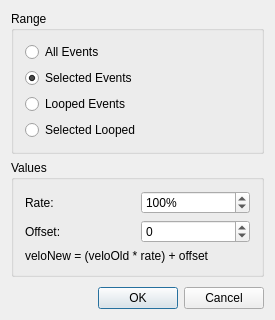
First picture: the form in muse3/muse/widgets/function_dialogs/velocitybase.ui, repository emrum/muse, before the edit.
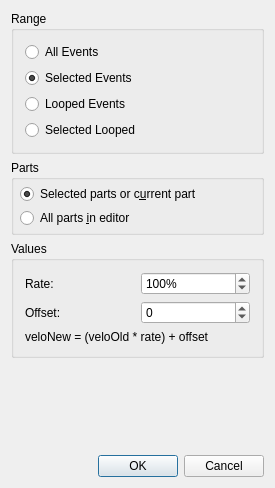
Second picture: the form after the edit.

Patch:
```diff
--- a/muse3/muse/widgets/function_dialogs/velocitybase.ui
+++ b/muse3/muse/widgets/function_dialogs/velocitybase.ui
@@ -7,7 +7,7 @@
     <x>0</x>
     <y>0</y>
     <width>275</width>
-    <height>320</height>
+    <height>488</height>
    </rect>
   </property>
   <property name="windowTitle">
@@ -66,6 +66,53 @@
      </layout>
     </widget>
    </item>
+   <item>
+    <widget class="QGroupBox" name="partsBox">
+     <property name="sizePolicy">
+      <sizepolicy hsizetype="Preferred" vsizetype="Minimum">
+       <horstretch>0</horstretch>
+       <verstretch>0</verstretch>
+      </sizepolicy>
+     </property>
+     <property name="title">
+      <string>Parts</string>
+     </property>
+     <layout class="QVBoxLayout" name="verticalLayout_3">
+      <property name="spacing">
+       <number>4</number>
+      </property>
+      <property name="leftMargin">
+       <number>6</number>
+      </property>
+      <property name="topMargin">
+       <number>4</number>
+      </property>
+      <property name="rightMargin">
+       <number>6</number>
+      </property>
+      <property name="bottomMargin">
+       <number>4</number>
+      </property>
+      <item>
+       <widget class="QRadioButton" name="not_all_parts_button">
+        <property name="text">
+         <string>Selected parts or c&amp;urrent part</string>
+        </property>
+        <property name="checked">
+         <bool>true</bool>
+        </property>
+       </widget>
+      </item>
+      <item>
+       <widget class="QRadioButton" name="all_parts_button">
+        <property name="text">
+         <string>All parts &amp;in editor</string>
+        </property>
+       </widget>
+      </item>
+     </layout>
+    </widget>
+   </item>
    <item>
     <widget class="QGroupBox" name="groupBox_2">
      <property name="title">
```
Left out of the diff: 33 changed lines with no effect on the pictures.
